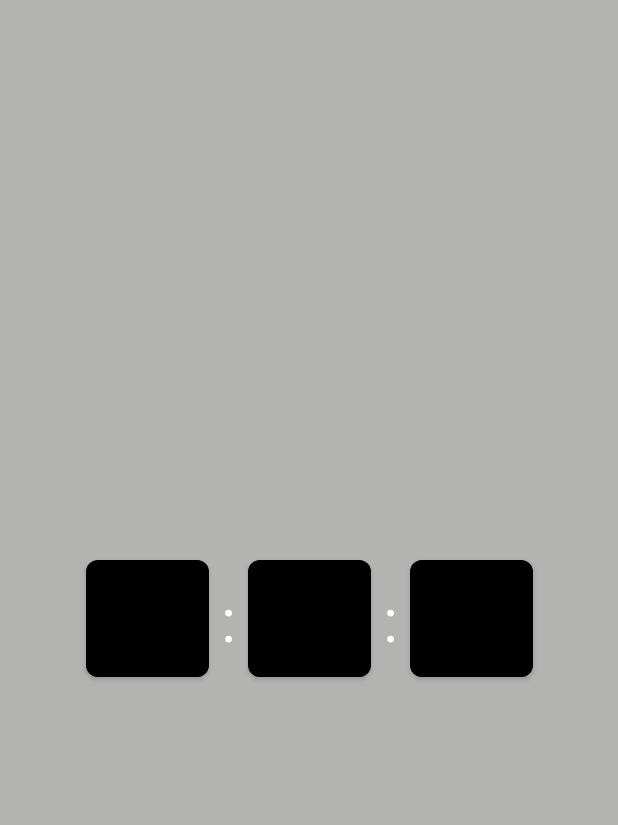
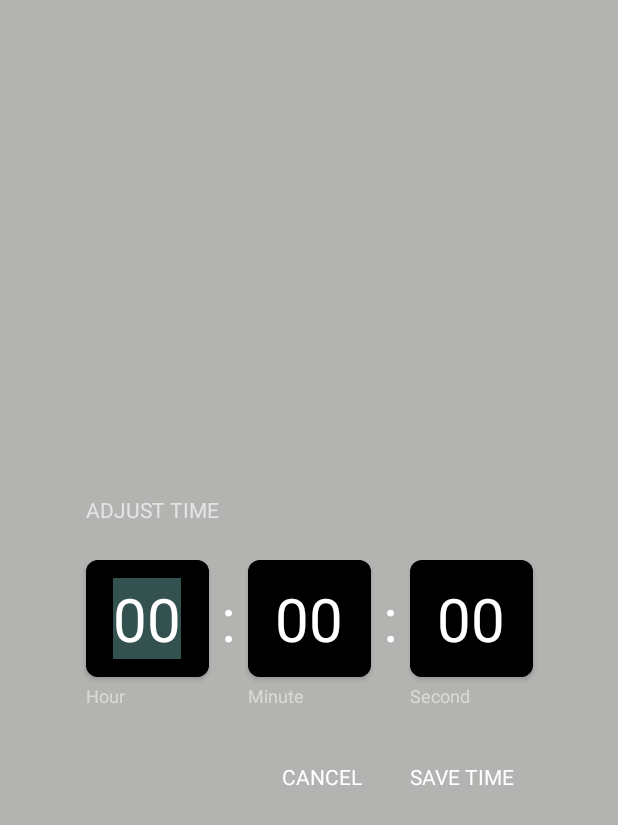
Before and after one commit to ChessCom/android-chessclock, an Android app: the layout dialog_fragment_adjust_time.xml on its own in the app's theme, with its tools: preview values and no code run, on a phone screen of 412 x 824 dp. Shown: the top 825 px of the screen. Run offline under Robolectric (Android 15) with nearby library versions, the phone set to English and light mode, and no system bars.

Commit message:
time adjustments dialog view continuation

```diff
--- /dev/null
+++ b/app/src/main/res/drawable/ic_edit_time_small.xml
@@ -0,0 +1,15 @@
+<vector xmlns:android="http://schemas.android.com/apk/res/android"
+    android:width="14dp"
+    android:height="14dp"
+    android:autoMirrored="true"
+    android:viewportWidth="32"
+    android:viewportHeight="32">
+    <path
+        android:fillAlpha="0.4"
+        android:fillColor="#fff"
+        android:pathData="m11.672,20.52 l4.293,-1.4 8.467,-8.48 -2.867,-2.88 -8.48,8.48 -1.413,4.28zM27.104,6.267l-0.586,-0.574 -0.6,-0.586a1.08,1.08 0,0 0,-0.84 -0.374,1.214 1.214,0 0,0 -0.894,0.374l-1.2,1.213 2.88,2.88 1.24,-1.2a1.186,1.186 0,0 0,0.36 -0.867,1.334 1.334,0 0,0 -0.36,-0.866z" />
+    <path
+        android:fillAlpha="0.4"
+        android:fillColor="#fff"
+        android:pathData="M21.87,15.16a8,8 0,0 1,0.426 2.667,7.907 7.907,0 1,1 -5.226,-7.507l1.773,-1.773a10.414,10.414 0,0 0,-3.013 -0.92v-0.96h1.693V4H11.27v2.667h1.693V7.6a10.24,10.24 0,1 0,10.667 5.747l-1.76,1.813z" />
+</vector>
--- a/app/src/main/res/layout/dialog_fragment_adjust_time.xml
+++ b/app/src/main/res/layout/dialog_fragment_adjust_time.xml
@@ -1,9 +1,22 @@
 <?xml version="1.0" encoding="utf-8"?>
 <androidx.constraintlayout.widget.ConstraintLayout xmlns:android="http://schemas.android.com/apk/res/android"
     xmlns:app="http://schemas.android.com/apk/res-auto"
+    xmlns:tools="http://schemas.android.com/tools"
     android:layout_width="match_parent"
     android:layout_height="match_parent"
     android:background="@color/white_65">
+
+    <TextView
+        android:layout_width="wrap_content"
+        android:layout_height="wrap_content"
+        android:layout_marginBottom="@dimen/margin_large"
+        android:text="@string/adjust_time"
+        android:textAllCaps="true"
+        android:textColor="@color/white_65"
+        android:textSize="@dimen/text_size_default"
+        app:drawableStart="@drawable/ic_edit_time_small"
+        app:layout_constraintBottom_toTopOf="@id/hoursCard"
+        app:layout_constraintStart_toStartOf="@id/hoursCard" />
 
     <androidx.cardview.widget.CardView
         android:id="@+id/hoursCard"
@@ -21,7 +34,8 @@
             style="@style/timeInputEditTextStyleLarge"
             android:layout_width="wrap_content"
             android:layout_height="match_parent"
-            android:imeOptions="actionDone" />
+            android:imeOptions="actionDone"
+            tools:text="00" />
     </androidx.cardview.widget.CardView>
 
     <TextView
@@ -54,7 +68,8 @@
             style="@style/timeInputEditTextStyleLarge"
             android:layout_width="wrap_content"
             android:layout_height="match_parent"
-            android:imeOptions="actionDone" />
+            android:imeOptions="actionDone"
+            tools:text="00" />
     </androidx.cardview.widget.CardView>
 
     <TextView
@@ -87,7 +102,74 @@
             style="@style/timeInputEditTextStyleLarge"
             android:layout_width="wrap_content"
             android:layout_height="match_parent"
-            android:imeOptions="actionDone" />
+            android:imeOptions="actionDone"
+            tools:text="00" />
     </androidx.cardview.widget.CardView>
 
+    <TextView
+        android:id="@+id/hourLabel"
+        android:layout_width="0dp"
+        android:layout_height="wrap_content"
+        android:layout_marginTop="@dimen/margin_x_small"
+        android:text="@string/hour"
+        android:textColor="@color/white_50"
+        android:textSize="@dimen/text_size_small"
+        app:layout_constraintEnd_toEndOf="@id/hoursCard"
+        app:layout_constraintStart_toStartOf="@id/hoursCard"
+        app:layout_constraintTop_toBottomOf="@id/hoursCard" />
+
+    <TextView
+        android:layout_width="0dp"
+        android:layout_height="wrap_content"
+        android:layout_marginTop="@dimen/margin_x_small"
+        android:text="@string/minute"
+        android:textColor="@color/white_50"
+        android:textSize="@dimen/text_size_small"
+        app:layout_constraintEnd_toEndOf="@id/minutesCard"
+        app:layout_constraintStart_toStartOf="@id/minutesCard"
+        app:layout_constraintTop_toBottomOf="@id/minutesCard" />
+
+    <TextView
+        android:layout_width="0dp"
+        android:layout_height="wrap_content"
+        android:layout_marginTop="@dimen/margin_x_small"
+        android:text="@string/second"
+        android:textColor="@color/white_50"
+        android:textSize="@dimen/text_size_small"
+        app:layout_constraintEnd_toEndOf="@id/secondsCard"
+        app:layout_constraintStart_toStartOf="@id/secondsCard"
+        app:layout_constraintTop_toBottomOf="@id/secondsCard" />
+
+    <TextView
+        android:id="@+id/saveBtn"
+        android:layout_width="wrap_content"
+        android:layout_height="wrap_content"
+        android:layout_marginTop="@dimen/margin_large"
+        android:foreground="?selectableItemBackgroundBorderless"
+        android:gravity="center_horizontal"
+        android:padding="@dimen/margin_x_standard"
+        android:text="@string/save_time"
+        android:textAllCaps="true"
+        android:textColor="@color/white"
+        android:textSize="@dimen/text_size_default"
+        app:layout_constraintEnd_toEndOf="@id/secondsCard"
+        app:layout_constraintTop_toBottomOf="@id/hourLabel" />
+
+    <TextView
+        android:id="@+id/cancelBtn"
+        android:layout_width="wrap_content"
+        android:layout_height="wrap_content"
+        android:layout_marginTop="@dimen/margin_large"
+        android:layout_marginEnd="@dimen/margin_small"
+        android:layout_marginRight="@dimen/margin_small"
+        android:foreground="?selectableItemBackgroundBorderless"
+        android:gravity="center_horizontal"
+        android:padding="@dimen/margin_x_standard"
+        android:text="@string/cancel"
+        android:textAllCaps="true"
+        android:textColor="@color/white"
+        android:textSize="@dimen/text_size_default"
+        app:layout_constraintEnd_toStartOf="@id/saveBtn"
+        app:layout_constraintTop_toBottomOf="@id/hourLabel" />
+
 </androidx.constraintlayout.widget.ConstraintLayout>
--- a/app/src/main/res/values/dimens.xml
+++ b/app/src/main/res/values/dimens.xml
@@ -16,6 +16,7 @@
     <dimen name="time_item_height">48dp</dimen>
 
     <!-- Text sizes-->
+    <dimen name="text_size_small">12sp</dimen>
     <dimen name="text_size_default">14sp</dimen>
     <dimen name="text_size_large">16sp</dimen>
     <dimen name="button_text_size">22sp</dimen>
--- a/app/src/main/res/values/strings.xml
+++ b/app/src/main/res/values/strings.xml
@@ -99,5 +99,11 @@
     <string name="delete_custom_time">Delete custom time?</string>
     <string name="action_keep">Keep</string>
     <string name="game_in_x">Game in %s</string>
+    <string name="hour">Hour</string>
+    <string name="minute">Minute</string>
+    <string name="second">Second</string>
+    <string name="save_time">Save time</string>
+    <string name="cancel">cancel</string>
+    <string name="adjust_time">Adjust Time</string>
 
 </resources>
```
